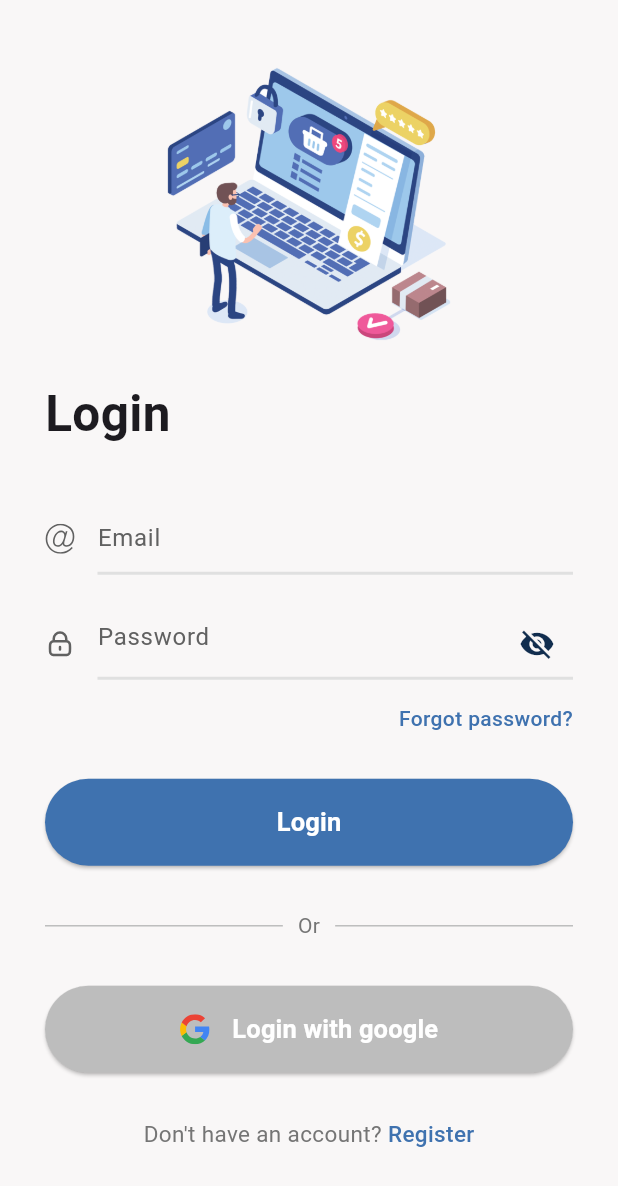
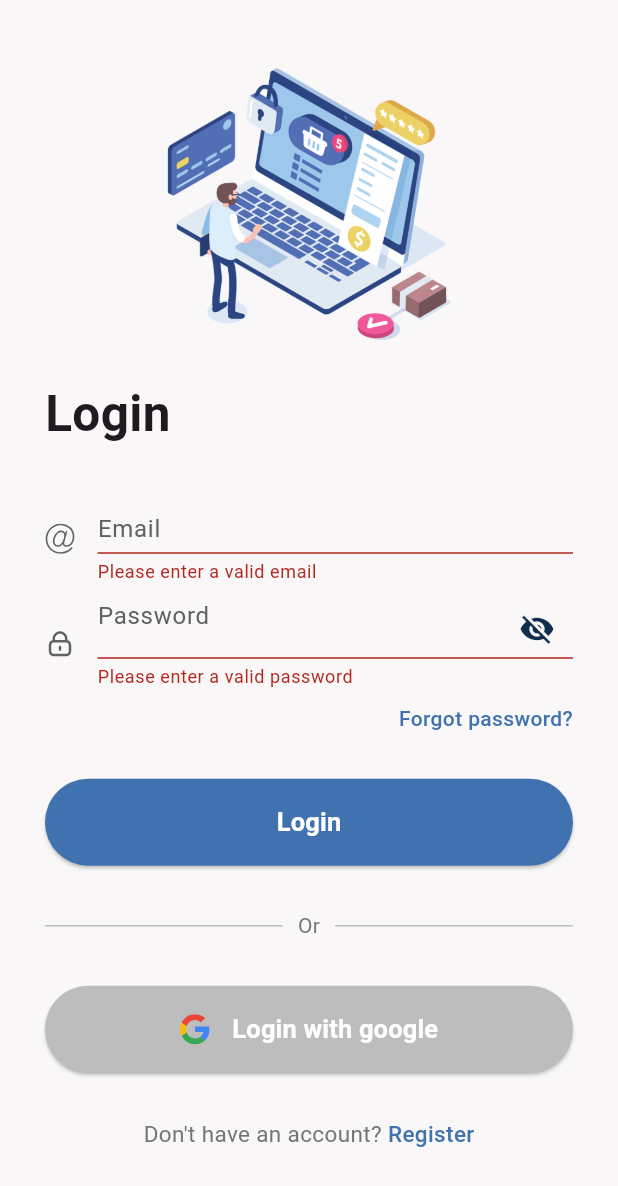
Before and after one commit to Yoriichi-Dang/ecommerce_flutter_app, a Flutter app: the screen it shows after launch, after a tap on "Next", after a tap on "Login", on a phone screen of 412 x 824 dp. Shown: the top 1186 px of the screen. Run offline on Flutter 3.47's test engine with Material 3 defaults, Android fonts, the phone set to English and light mode, and no system bars; our stand-ins replace flutter_svg.

Commit message:
validate form

```diff
--- a/lib/src/auth/presentation/pages/login.dart
+++ b/lib/src/auth/presentation/pages/login.dart
@@ -6,18 +6,27 @@ import 'package:ecommerce_app/src/auth/presentation/widgets/input_form.dart';
 import 'package:ecommerce_app/src/auth/presentation/widgets/layout/auth_layout.dart';
 import 'package:flutter/material.dart';
 
-class LoginPage extends StatelessWidget {
+class LoginPage extends StatefulWidget {
   const LoginPage({super.key});
 
+  @override
+  State<LoginPage> createState() => _LoginPageState();
+}
+
+class _LoginPageState extends State<LoginPage> {
+  final _formKey = GlobalKey<FormState>();
   @override
   Widget build(BuildContext context) {
     return AuthLayout(
       title: 'Login',
+      child: Form(
+        key: _formKey,
         child: Column(
           children: [
             InputForm(
               pathIcon: "assets/icons/email_icon.svg",
               hintText: "Email",
+              validateText: 'Please enter a valid email',
             ),
             const SizedBox(
               height: 10,
@@ -26,6 +35,7 @@ class LoginPage extends StatelessWidget {
               pathIcon: "assets/icons/lock_icon.svg",
               hintText: "Password",
               isPassword: true,
+              validateText: 'Please enter a valid password',
             ),
             const SizedBox(
               height: 10,
@@ -50,7 +60,9 @@ class LoginPage extends StatelessWidget {
               title: 'Login',
               width: double.infinity,
               onPress: () {
+                if (_formKey.currentState!.validate()) {
                   print('hello');
+                }
               },
             ),
             const SizedBox(
@@ -115,6 +127,7 @@ class LoginPage extends StatelessWidget {
             ),
           ],
         ),
+      ),
     );
   }
 }
--- a/lib/src/auth/presentation/pages/register.dart
+++ b/lib/src/auth/presentation/pages/register.dart
@@ -6,26 +6,39 @@ import 'package:ecommerce_app/src/auth/presentation/widgets/input_form.dart';
 import 'package:ecommerce_app/src/auth/presentation/widgets/layout/auth_layout.dart';
 import 'package:flutter/material.dart';
 
-class RegisterPage extends StatelessWidget {
+class RegisterPage extends StatefulWidget {
   const RegisterPage({super.key});
 
+  @override
+  State<RegisterPage> createState() => _RegisterPageState();
+}
+
+class _RegisterPageState extends State<RegisterPage> {
+  final _formKey = GlobalKey<FormState>();
   @override
   Widget build(BuildContext context) {
     return AuthLayout(
       title: 'Register',
+      child: Form(
+        key: _formKey,
         child: Column(
           children: [
             const InputForm(
-              pathIcon: 'assets/icons/email_icon.svg', hintText: 'Email'),
+                validateText: 'Please enter a valid email',
+                pathIcon: 'assets/icons/email_icon.svg',
+                hintText: 'Email'),
             const SizedBox(
               height: 20,
             ),
             const InputForm(
-              pathIcon: 'assets/icons/user_icon.svg', hintText: 'Username'),
+                validateText: 'Please enter a valid username',
+                pathIcon: 'assets/icons/user_icon.svg',
+                hintText: 'Username'),
             const SizedBox(
               height: 20,
             ),
             const InputForm(
+              validateText: 'Please enter a valid password',
               pathIcon: 'assets/icons/lock_icon.svg',
               hintText: 'Password',
               isPassword: true,
@@ -35,7 +48,11 @@ class RegisterPage extends StatelessWidget {
             ),
             Button(
               title: 'Register',
-            onPress: () {},
+              onPress: () {
+                if (_formKey.currentState!.validate()) {
+                  print("Please enter a valid ");
+                }
+              },
               width: double.infinity,
             ),
             const SizedBox(
@@ -64,6 +81,7 @@ class RegisterPage extends StatelessWidget {
             )
           ],
         ),
+      ),
     );
   }
 }
--- a/lib/src/auth/presentation/widgets/input_form.dart
+++ b/lib/src/auth/presentation/widgets/input_form.dart
@@ -6,12 +6,13 @@ class InputForm extends StatefulWidget {
   final String pathIcon;
   final String hintText;
   final bool isPassword;
-
+  final String validateText;
   const InputForm(
       {super.key,
       required this.pathIcon,
       required this.hintText,
-      this.isPassword = false});
+      this.isPassword = false,
+      required this.validateText});
 
   @override
   State<InputForm> createState() => _InputFormState();
@@ -31,6 +32,12 @@ class _InputFormState extends State<InputForm> {
           const SizedBox(width: 15),
           Expanded(
             child: TextFormField(
+              validator: (value) {
+                if (value == null || value.isEmpty) {
+                  return widget.validateText;
+                }
+                return null;
+              },
               cursorColor: AppColors.secondary_400,
               obscureText: widget.isPassword & !showPassword,
               decoration: InputDecoration(
```
Lines whose indentation alone changed are shown as unchanged.
